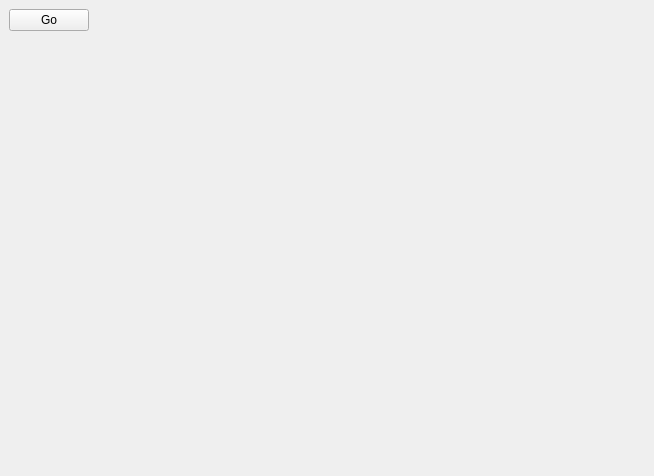
This is ui/mainwindow.ui in NFBaeza/Budget-Monitor as Qt 5 draws it before an edit. The edited form follows.
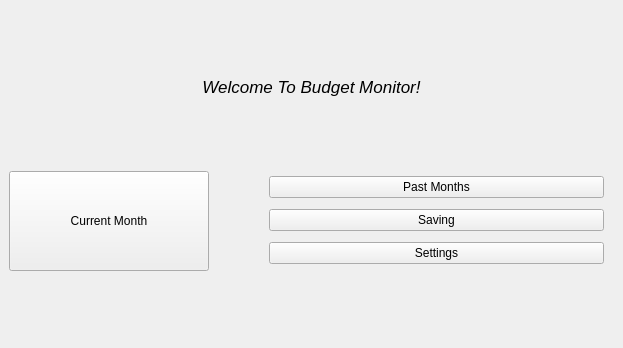
This is the edited form. Icons and pictures are not drawn.

Commit message: fix: update class Month View and Main View UI

Patch:
```diff
--- a/ui/mainwindow.ui
+++ b/ui/mainwindow.ui
@@ -6,8 +6,8 @@
    <rect>
     <x>0</x>
     <y>0</y>
-    <width>654</width>
-    <height>476</height>
+    <width>623</width>
+    <height>348</height>
    </rect>
   </property>
   <property name="windowTitle">
@@ -23,23 +23,112 @@
      <verstretch>0</verstretch>
     </sizepolicy>
    </property>
-   <layout class="QHBoxLayout" name="horizontalLayout">
+   <property name="layoutDirection">
+    <enum>Qt::LayoutDirection::LeftToRight</enum>
+   </property>
+   <property name="autoFillBackground">
+    <bool>false</bool>
+   </property>
+   <layout class="QVBoxLayout" name="verticalLayout_3" stretch="3,1">
     <property name="sizeConstraint">
-     <enum>QLayout::SizeConstraint::SetFixedSize</enum>
+     <enum>QLayout::SizeConstraint::SetDefaultConstraint</enum>
     </property>
     <item>
-     <widget class="QPushButton" name="go">
+     <widget class="QLabel" name="labelTitle">
       <property name="sizePolicy">
-       <sizepolicy hsizetype="Fixed" vsizetype="Fixed">
+       <sizepolicy hsizetype="Preferred" vsizetype="Fixed">
         <horstretch>0</horstretch>
         <verstretch>0</verstretch>
        </sizepolicy>
       </property>
+      <property name="font">
+       <font>
+        <pointsize>13</pointsize>
+        <italic>true</italic>
+        <bold>false</bold>
+        <underline>false</underline>
+       </font>
+      </property>
       <property name="text">
-       <string>Go</string>
+       <string>Welcome To Budget Monitor!</string>
+      </property>
+      <property name="alignment">
+       <set>Qt::AlignmentFlag::AlignCenter</set>
       </property>
      </widget>
     </item>
+    <item>
+     <layout class="QHBoxLayout" name="horizontalLayout" stretch="0,1">
+      <property name="spacing">
+       <number>50</number>
+      </property>
+      <property name="leftMargin">
+       <number>0</number>
+      </property>
+      <item>
+       <widget class="QPushButton" name="CurrentMonthButton">
+        <property name="sizePolicy">
+         <sizepolicy hsizetype="Fixed" vsizetype="Fixed">
+          <horstretch>0</horstretch>
+          <verstretch>0</verstretch>
+         </sizepolicy>
+        </property>
+        <property name="minimumSize">
+         <size>
+          <width>200</width>
+          <height>100</height>
+         </size>
+        </property>
+        <property name="text">
+         <string>Current Month</string>
+        </property>
+        <property name="icon">
+         <iconset theme="QIcon::ThemeIcon::AppointmentNew"/>
+        </property>
+       </widget>
+      </item>
+      <item>
+       <layout class="QVBoxLayout" name="verticalLayout">
+        <property name="spacing">
+         <number>6</number>
+        </property>
+        <property name="leftMargin">
+         <number>10</number>
+        </property>
+        <property name="rightMargin">
+         <number>10</number>
+        </property>
+        <item>
+         <widget class="QPushButton" name="pastMonthsButton">
+          <property name="sizePolicy">
+           <sizepolicy hsizetype="Minimum" vsizetype="Fixed">
+            <horstretch>0</horstretch>
+            <verstretch>0</verstretch>
+           </sizepolicy>
+          </property>
+          <property name="text">
+           <string>Past Months</string>
+          </property>
+         </widget>
+        </item>
+        <item>
+         <widget class="QPushButton" name="SavingViewButton">
+          <property name="text">
+           <string>Saving</string>
+          </property>
+         </widget>
+        </item>
+        <item>
+         <widget class="QPushButton" name="SettingsButton">
+          <property name="text">
+           <string>Settings</string>
+          </property>
+         </widget>
+        </item>
+       </layout>
+      </item>
+     </layout>
+    </item>
    </layout>
   </widget>
  </widget>
```
Left out of the diff: 2 changed lines with no effect on the pictures. The commit also changes 13 other files.
